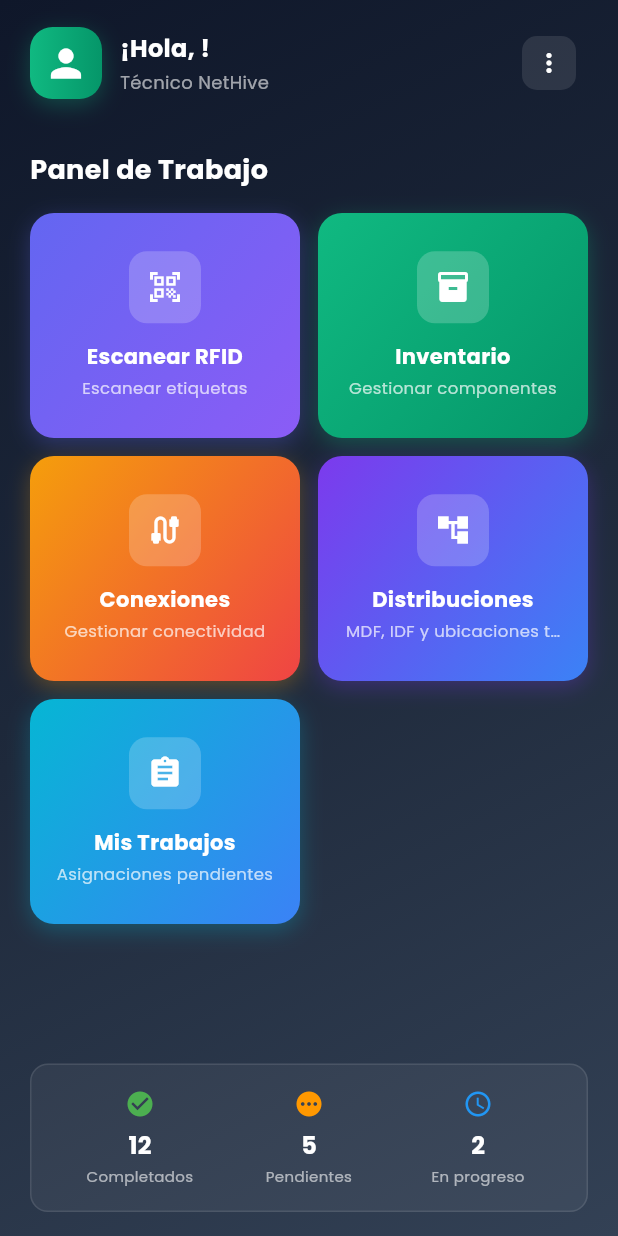
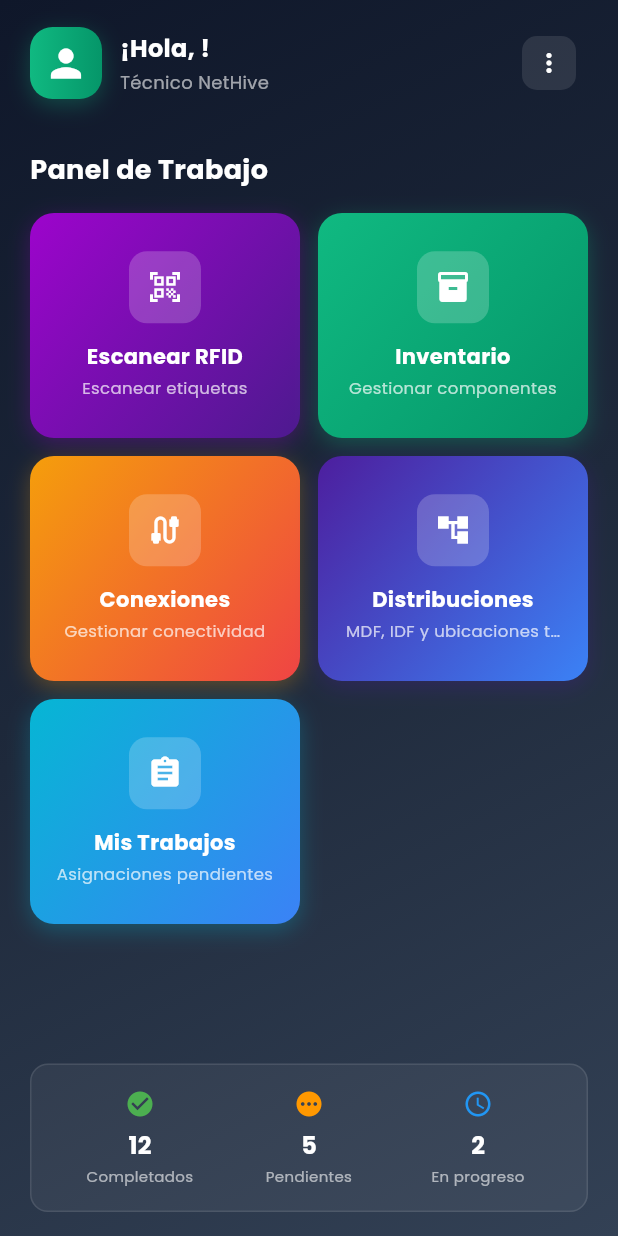
Before and after one commit to Adrinc/taller_alex_cliente_app, a Flutter app: the HomeTecnicoPage screen opened by its route, on a phone screen of 412 x 824 dp. Run offline on Flutter 3.47's test engine with Material 3 defaults, Android fonts, the phone set to English and light mode, and no system bars; drawn by our look-alikes of flutter_animate; our stand-ins replace email_validator, file_picker, flutter_secure_storage, flutter_spinkit, fluttertoast, go_router and 4 more; missing offline and left inert: dart_jsonwebtoken, random_password_generator; accounts and stored records are empty.

Commit message:
save bedore rediseño

```diff
--- a/lib/pages/home_tecnico_page.dart
+++ b/lib/pages/home_tecnico_page.dart
@@ -373,8 +373,8 @@ class _HomeTecnicoPageState extends State<HomeTecnicoPage>
                     context.push('/scanner$negocioParam');
                   },
                   gradient: [
-                    const Color(0xFF6366F1), // Indigo vibrante
-                    const Color(0xFF8B5CF6), // Violet
+                    const Color.fromARGB(255, 157, 4, 204), // Indigo vibrante
+                    const Color.fromARGB(255, 77, 26, 143), // Violet
                   ],
                   delay: 1000,
                 ),
@@ -424,7 +424,7 @@ class _HomeTecnicoPageState extends State<HomeTecnicoPage>
                     context.push('/distribuciones$negocioParam');
                   },
                   gradient: [
-                    const Color(0xFF7C3AED), // Purple
+                    const Color.fromARGB(255, 77, 30, 158), // Purple
                     const Color(0xFF3B82F6), // Blue
                   ],
                   delay: 1250,
```
Also changed, not shown: 1 other file.
